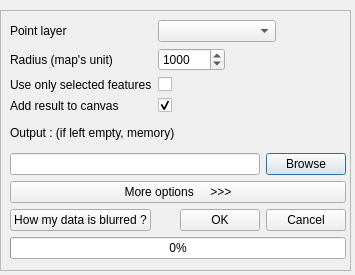
Before: the Qt Designer form ui_blurring.ui in Gustry/Blurring, drawn with Qt 5.
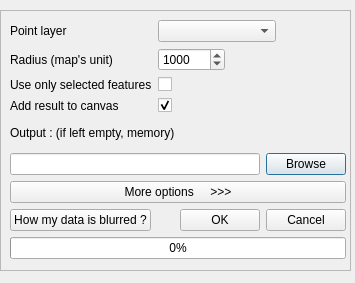
After: the same form once the commit is applied.

Diff of the .ui file:
```diff
--- a/ui_blurring.ui
+++ b/ui_blurring.ui
@@ -10,7 +10,7 @@
     <x>0</x>
     <y>0</y>
     <width>355</width>
-    <height>275</height>
+    <height>283</height>
    </rect>
   </property>
   <property name="sizePolicy">
```
Left out of the diff: 216 changed lines with no effect on the pictures.
